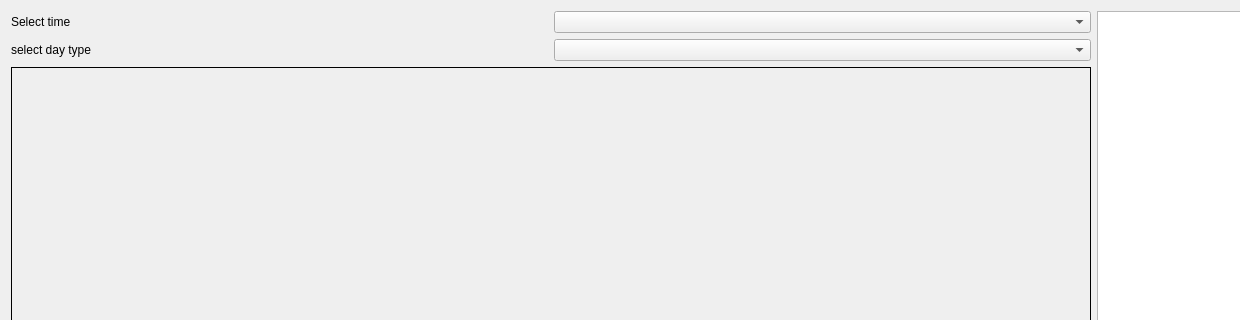
This is application/ui/processing_window.ui in Nitish1206/yolor_tracking as Qt 5 draws it before an edit; both pictures show x 0 to 1240 and y 0 to 320 of the 1332 by 874 pixel window. The edited form follows.
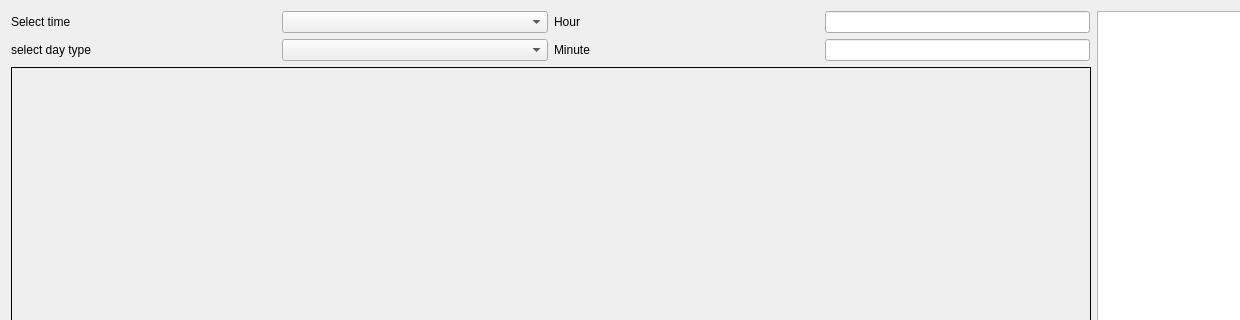
This is the edited form.

Commit message: updated processing window ui

```diff
--- a/application/ui/processing_window.ui
+++ b/application/ui/processing_window.ui
@@ -19,11 +19,14 @@
      <item>
       <layout class="QVBoxLayout" name="verticalLayout" stretch="1,4,1,0">
        <item>
-        <layout class="QGridLayout" name="gridLayout">
-         <item row="1" column="0">
-          <widget class="QLabel" name="day_selector">
+        <layout class="QGridLayout" name="gridLayout" columnstretch="1,1,1,1,0" columnminimumwidth="1,1,1,1,1">
+         <property name="sizeConstraint">
+          <enum>QLayout::SetNoConstraint</enum>
+         </property>
+         <item row="1" column="2">
+          <widget class="QLabel" name="label_2">
            <property name="text">
-            <string>select day type</string>
+            <string>Minute</string>
            </property>
           </widget>
          </item>
@@ -40,6 +43,26 @@
          <item row="0" column="1">
           <widget class="QComboBox" name="comboBox"/>
          </item>
+         <item row="0" column="2">
+          <widget class="QLabel" name="label">
+           <property name="text">
+            <string>Hour</string>
+           </property>
+          </widget>
+         </item>
+         <item row="1" column="0">
+          <widget class="QLabel" name="day_selector">
+           <property name="text">
+            <string>select day type</string>
+           </property>
+          </widget>
+         </item>
+         <item row="0" column="3">
+          <widget class="QLineEdit" name="hour_incrementor"/>
+         </item>
+         <item row="1" column="3">
+          <widget class="QLineEdit" name="minute_incrementor"/>
+         </item>
         </layout>
        </item>
        <item>
```
Left out of the diff: 9 changed lines with no effect on the pictures. The commit also changes 13 other files.
